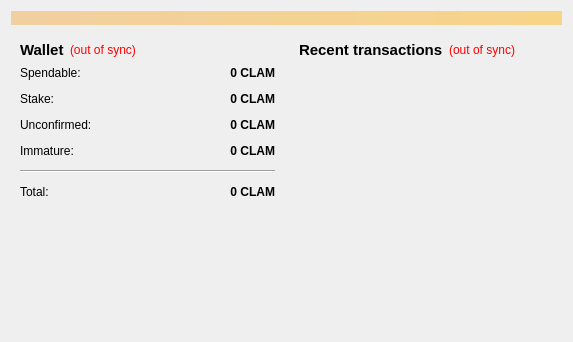
Above: src/qt/forms/overviewpage.ui from coinkeeper/2015-06-22_18-55_clams before the change. Below: the same form after it.
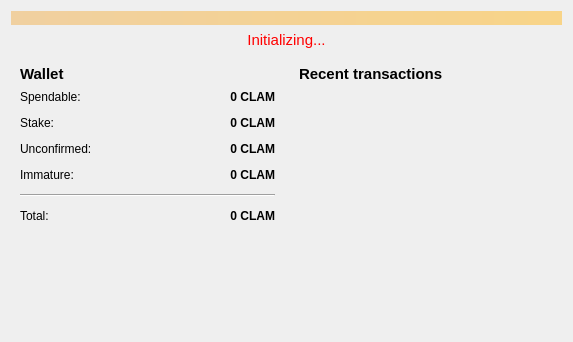
That is the form after the change.

The edit to the form file:
```diff
--- a/src/qt/forms/overviewpage.ui
+++ b/src/qt/forms/overviewpage.ui
@@ -31,6 +31,27 @@
      </property>
     </widget>
    </item>
+   <item>
+    <widget class="QLabel" name="labelTransactionsStatus">
+     <property name="font">
+      <font>
+       <pointsize>11</pointsize>
+      </font>
+     </property>
+     <property name="toolTip">
+      <string>The displayed information may be out of date. Your wallet automatically synchronizes with the BlackCoin network after a connection is established, but this process has not completed yet.</string>
+     </property>
+     <property name="styleSheet">
+      <string notr="true">QLabel { color: red; }</string>
+     </property>
+     <property name="text">
+      <string notr="true">Initializing...</string>
+     </property>
+     <property name="alignment">
+      <set>Qt::AlignCenter</set>
+     </property>
+    </widget>
+   </item>
    <item>
     <layout class="QHBoxLayout" name="horizontalLayout" stretch="1,1">
      <item>
@@ -54,22 +75,6 @@
               </property>
              </widget>
             </item>
-            <item>
-             <widget class="QLabel" name="labelWalletStatus">
-              <property name="toolTip">
-               <string>The displayed information may be out of date. Your wallet automatically synchronizes with the BlackCoin network after a connection is established, but this process has not completed yet.</string>
-              </property>
-              <property name="styleSheet">
-               <string notr="true">QLabel { color: red; }</string>
-              </property>
-              <property name="text">
-               <string notr="true">(out of sync)</string>
-              </property>
-              <property name="alignment">
-               <set>Qt::AlignLeading|Qt::AlignLeft|Qt::AlignVCenter</set>
-              </property>
-             </widget>
-            </item>
             <item>
              <spacer name="horizontalSpacer_2">
               <property name="orientation">
@@ -301,22 +306,6 @@
               </property>
              </widget>
             </item>
-            <item>
-             <widget class="QLabel" name="labelTransactionsStatus">
-              <property name="toolTip">
-               <string>The displayed information may be out of date. Your wallet automatically synchronizes with the BlackCoin network after a connection is established, but this process has not completed yet.</string>
-              </property>
-              <property name="styleSheet">
-               <string notr="true">QLabel { color: red; }</string>
-              </property>
-              <property name="text">
-               <string notr="true">(out of sync)</string>
-              </property>
-              <property name="alignment">
-               <set>Qt::AlignRight|Qt::AlignTrailing|Qt::AlignVCenter</set>
-              </property>
-             </widget>
-            </item>
             <item>
              <spacer name="horizontalSpacer">
               <property name="orientation">
```
Left out of the diff: 12 changed lines with no effect on the pictures.
